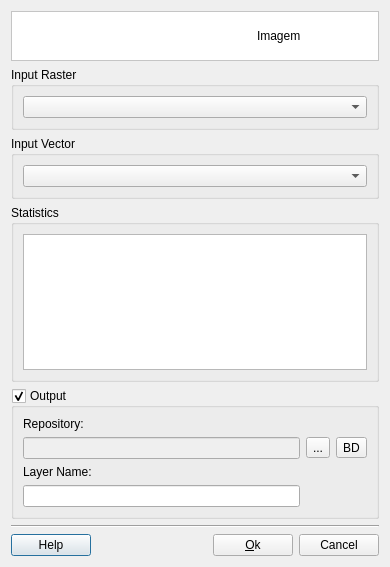
Old version of the form src/terralib/processing/qt/ui/RasterToVectorDialogForm.ui in the repository claudiobogossian/terralib5.
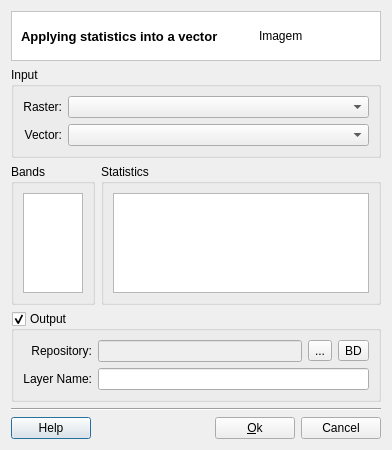
New version of the form. Custom widgets are drawn as their Qt base class.

Commit message: refs #803 - Raster to Vector

Patch:
```diff
--- a/src/terralib/processing/qt/ui/RasterToVectorDialogForm.ui
+++ b/src/terralib/processing/qt/ui/RasterToVectorDialogForm.ui
@@ -6,17 +6,20 @@
    <rect>
     <x>0</x>
     <y>0</y>
-    <width>390</width>
-    <height>567</height>
+    <width>382</width>
+    <height>431</height>
    </rect>
   </property>
   <property name="windowTitle">
    <string>Dialog</string>
   </property>
-  <layout class="QGridLayout" name="gridLayout_11">
+  <layout class="QGridLayout" name="gridLayout_16">
+   <property name="sizeConstraint">
+    <enum>QLayout::SetFixedSize</enum>
+   </property>
    <item row="0" column="0">
-    <layout class="QGridLayout" name="gridLayout_10">
-     <item row="0" column="0">
+    <layout class="QGridLayout" name="gridLayout_15">
+     <item row="0" column="0" colspan="2">
       <widget class="QFrame" name="frame_2">
        <property name="styleSheet">
         <string notr="true">QWidget { background: white }</string>
@@ -37,6 +40,25 @@
         <property name="horizontalSpacing">
          <number>9</number>
         </property>
+        <item row="0" column="1">
+         <widget class="QLabel" name="m_imgLabel">
+          <property name="minimumSize">
+           <size>
+            <width>112</width>
+            <height>48</height>
+           </size>
+          </property>
+          <property name="maximumSize">
+           <size>
+            <width>48</width>
+            <height>48</height>
+           </size>
+          </property>
+          <property name="text">
+           <string>Imagem</string>
+          </property>
+         </widget>
+        </item>
         <item row="0" column="0">
          <widget class="QLabel" name="m_datasourceTypeTitleLabel">
           <property name="font">
@@ -47,59 +69,109 @@
            </font>
           </property>
           <property name="text">
-           <string/>
-          </property>
-         </widget>
-        </item>
-        <item row="0" column="1">
-         <widget class="QLabel" name="m_imgLabel">
-          <property name="minimumSize">
-           <size>
-            <width>112</width>
-            <height>48</height>
-           </size>
-          </property>
-          <property name="maximumSize">
-           <size>
-            <width>48</width>
-            <height>48</height>
-           </size>
-          </property>
-          <property name="text">
-           <string>Imagem</string>
+           <string>Applying statistics into a vector</string>
           </property>
          </widget>
         </item>
        </layout>
       </widget>
      </item>
-     <item row="1" column="0">
-      <layout class="QGridLayout" name="gridLayout_9">
-       <item row="0" column="0">
+     <item row="1" column="0" colspan="2">
         <widget class="QGroupBox" name="m_inRasterGroupBox">
+       <property name="sizePolicy">
+        <sizepolicy hsizetype="MinimumExpanding" vsizetype="Preferred">
+         <horstretch>0</horstretch>
+         <verstretch>0</verstretch>
+        </sizepolicy>
+       </property>
          <property name="title">
-          <string>Input Raster</string>
-         </property>
+        <string>Input</string>
+       </property>
+       <layout class="QGridLayout" name="gridLayout_14">
+        <item row="0" column="0">
+         <layout class="QGridLayout" name="gridLayout_13">
+          <item row="0" column="0">
          <layout class="QGridLayout" name="gridLayout_7">
           <item row="0" column="0">
-           <widget class="QComboBox" name="m_inRasterComboBox"/>
-          </item>
-         </layout>
+             <widget class="QLabel" name="label">
+              <property name="text">
+               <string>Raster:</string>
+              </property>
+              <property name="alignment">
+               <set>Qt::AlignRight|Qt::AlignTrailing|Qt::AlignVCenter</set>
+              </property>
         </widget>
        </item>
        <item row="1" column="0">
-        <widget class="QGroupBox" name="m_inVectorGroupBox">
-         <property name="title">
-          <string>Input Vector</string>
-         </property>
+             <widget class="QLabel" name="label_2">
+              <property name="text">
+               <string>Vector:</string>
+              </property>
+              <property name="alignment">
+               <set>Qt::AlignRight|Qt::AlignTrailing|Qt::AlignVCenter</set>
+              </property>
+             </widget>
+            </item>
+           </layout>
+          </item>
+          <item row="0" column="1">
          <layout class="QGridLayout" name="gridLayout_8">
           <item row="0" column="0">
-           <widget class="QComboBox" name="m_inVectorComboBox"/>
+             <widget class="QComboBox" name="m_inRasterComboBox">
+              <property name="sizePolicy">
+               <sizepolicy hsizetype="MinimumExpanding" vsizetype="Fixed">
+                <horstretch>0</horstretch>
+                <verstretch>0</verstretch>
+               </sizepolicy>
+              </property>
+             </widget>
+            </item>
+            <item row="1" column="0">
+             <widget class="QComboBox" name="m_inVectorComboBox">
+              <property name="sizePolicy">
+               <sizepolicy hsizetype="MinimumExpanding" vsizetype="Fixed">
+                <horstretch>0</horstretch>
+                <verstretch>0</verstretch>
+               </sizepolicy>
+              </property>
+             </widget>
+            </item>
+           </layout>
+          </item>
+         </layout>
           </item>
          </layout>
         </widget>
        </item>
        <item row="2" column="0">
+      <widget class="QGroupBox" name="m_bandsGroupBox">
+       <property name="sizePolicy">
+        <sizepolicy hsizetype="Fixed" vsizetype="Preferred">
+         <horstretch>0</horstretch>
+         <verstretch>0</verstretch>
+        </sizepolicy>
+       </property>
+       <property name="title">
+        <string>Bands</string>
+       </property>
+       <layout class="QGridLayout" name="gridLayout_11">
+        <item row="0" column="0">
+         <widget class="QListWidget" name="m_bandsListWidget">
+          <property name="maximumSize">
+           <size>
+            <width>60</width>
+            <height>100</height>
+           </size>
+          </property>
+          <property name="selectionMode">
+           <enum>QAbstractItemView::MultiSelection</enum>
+          </property>
+         </widget>
+        </item>
+       </layout>
+      </widget>
+     </item>
+     <item row="2" column="1">
         <widget class="QGroupBox" name="m_statisticsGroupBox">
          <property name="title">
           <string>Statistics</string>
@@ -107,6 +179,12 @@
          <layout class="QGridLayout" name="gridLayout_6">
           <item row="0" column="0">
            <widget class="QListWidget" name="m_statisticsListWidget">
+          <property name="maximumSize">
+           <size>
+            <width>16777215</width>
+            <height>100</height>
+           </size>
+          </property>
             <property name="selectionMode">
              <enum>QAbstractItemView::MultiSelection</enum>
             </property>
@@ -115,9 +193,7 @@
          </layout>
         </widget>
        </item>
-       <item row="3" column="0">
-        <layout class="QGridLayout" name="gridLayout_5">
-         <item row="0" column="0">
+     <item row="3" column="0" colspan="2">
           <widget class="QGroupBox" name="groupBox_3">
            <property name="sizePolicy">
             <sizepolicy hsizetype="Preferred" vsizetype="Preferred">
@@ -131,22 +207,45 @@
            <property name="checkable">
             <bool>true</bool>
            </property>
-           <layout class="QGridLayout" name="gridLayout_3">
+       <layout class="QGridLayout" name="gridLayout_12">
+        <item row="0" column="0">
+         <layout class="QGridLayout" name="gridLayout_10">
+          <item row="0" column="0">
+           <layout class="QGridLayout" name="gridLayout_5">
             <item row="0" column="0">
              <widget class="QLabel" name="label_4">
               <property name="text">
                <string>Repository:</string>
               </property>
+              <property name="alignment">
+               <set>Qt::AlignRight|Qt::AlignTrailing|Qt::AlignVCenter</set>
+              </property>
              </widget>
             </item>
             <item row="1" column="0">
+             <widget class="QLabel" name="label_3">
+              <property name="text">
+               <string>Layer Name:</string>
+              </property>
+              <property name="alignment">
+               <set>Qt::AlignRight|Qt::AlignTrailing|Qt::AlignVCenter</set>
+              </property>
+             </widget>
+            </item>
+           </layout>
+          </item>
+          <item row="0" column="1">
+           <layout class="QGridLayout" name="gridLayout_9">
+            <item row="0" column="0">
+             <layout class="QGridLayout" name="gridLayout_3">
+              <item row="0" column="0">
              <widget class="QLineEdit" name="m_repositoryLineEdit">
               <property name="enabled">
                <bool>false</bool>
               </property>
              </widget>
             </item>
-            <item row="1" column="1">
+              <item row="0" column="1">
              <widget class="QToolButton" name="m_targetFileToolButton">
               <property name="minimumSize">
                <size>
@@ -159,7 +258,7 @@
               </property>
              </widget>
             </item>
-            <item row="1" column="2">
+              <item row="0" column="2">
              <widget class="QToolButton" name="m_targetDatasourceToolButton">
               <property name="minimumSize">
                <size>
@@ -172,14 +271,9 @@
               </property>
              </widget>
             </item>
-            <item row="2" column="0">
-             <widget class="QLabel" name="label_3">
-              <property name="text">
-               <string>Layer Name:</string>
-              </property>
-             </widget>
+             </layout>
             </item>
-            <item row="3" column="0">
+            <item row="1" column="0">
              <widget class="QLineEdit" name="m_newLayerNameLineEdit">
               <property name="readOnly">
                <bool>false</bool>
@@ -187,9 +281,13 @@
              </widget>
             </item>
            </layout>
-          </widget>
-         </item>
-         <item row="1" column="0">
+          </item>
+         </layout>
+        </item>
+       </layout>
+      </widget>
+     </item>
+     <item row="4" column="0" colspan="2">
           <layout class="QGridLayout" name="gridLayout_4">
            <item row="0" column="0">
             <widget class="Line" name="line_2">
@@ -233,10 +331,6 @@
                 <string>Cancel</string>
                </property>
               </widget>
-             </item>
-            </layout>
-           </item>
-          </layout>
          </item>
         </layout>
        </item>
```
Lines whose indentation alone changed are shown as unchanged. The commit also changes 7 other files.
